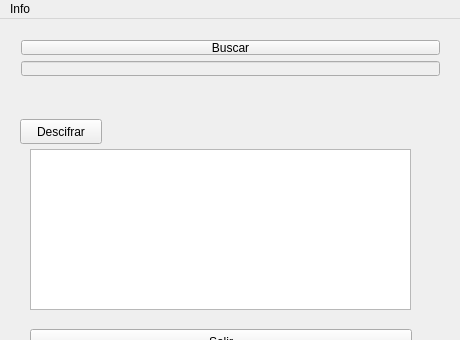
The window that mainwindow.ui (Nitrosito/Esteno) describes before a commit, drawn with Qt 5.
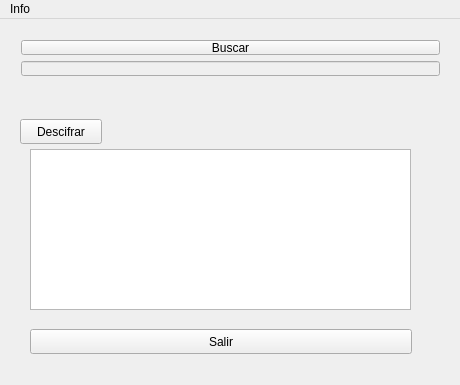
The same window after the commit.

```diff
--- a/mainwindow.ui
+++ b/mainwindow.ui
@@ -7,7 +7,7 @@
     <x>0</x>
     <y>0</y>
     <width>460</width>
-    <height>340</height>
+    <height>385</height>
    </rect>
   </property>
   <property name="windowTitle">
```
Left out of the diff: 2 changed lines with no effect on the pictures.
